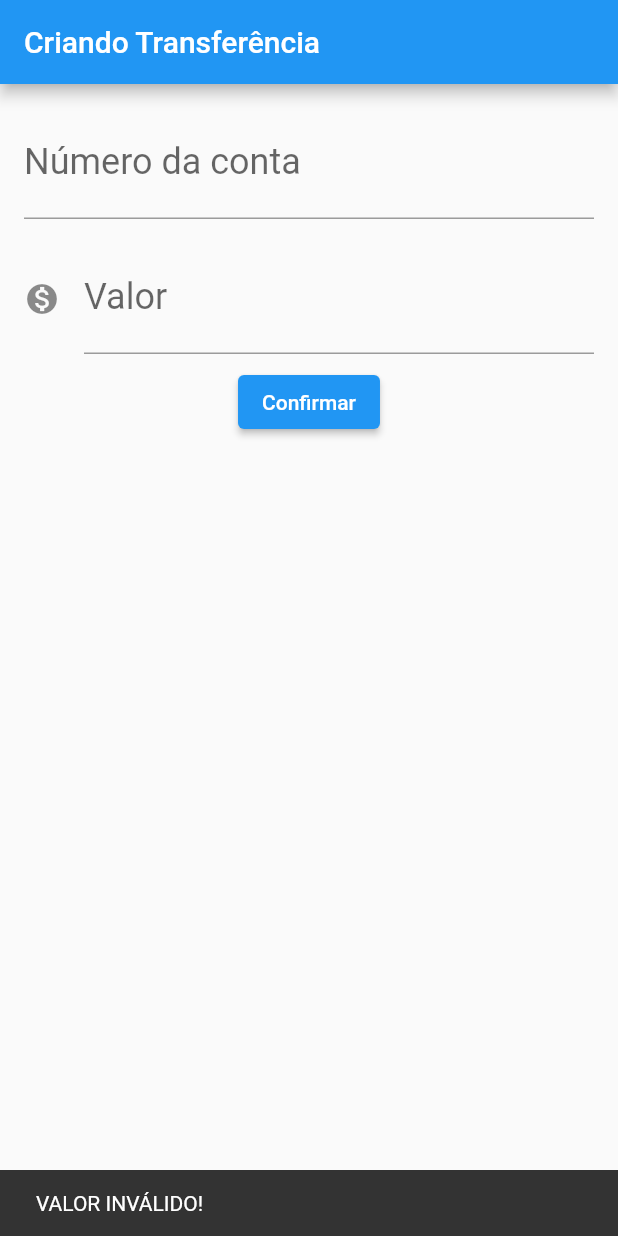
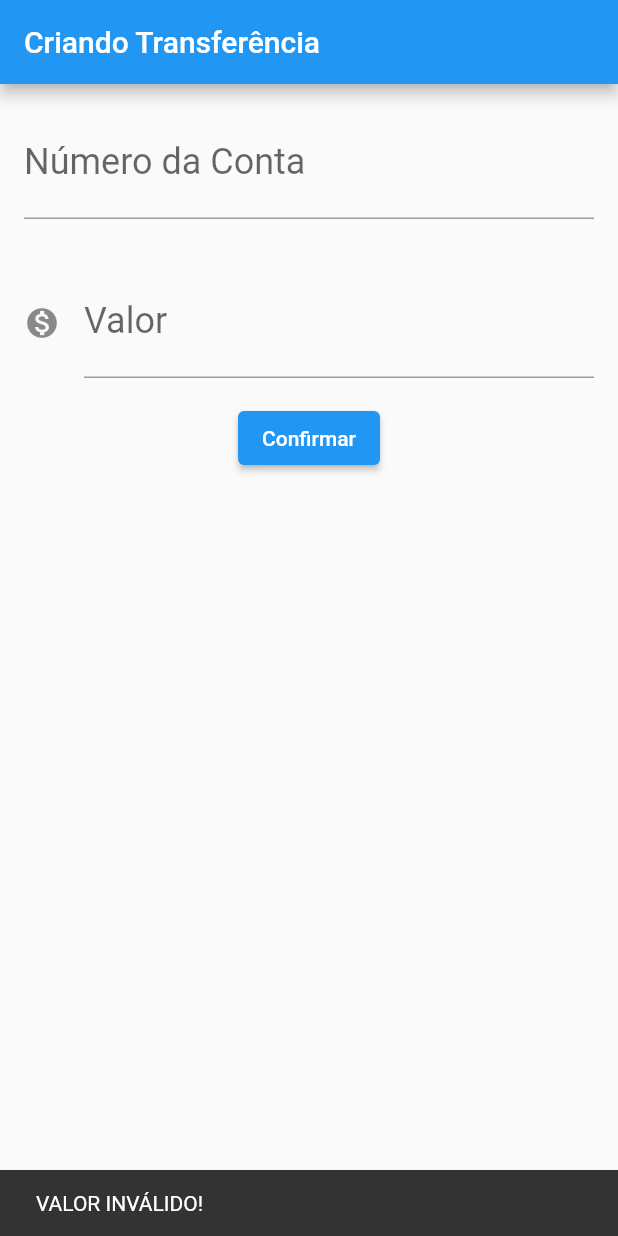
Before and after one commit to Joao-Gontijo/bytebank, a Flutter app: the screen it shows after launch, after a tap on "Confirmar", on a phone screen of 412 x 824 dp. Run offline on Flutter 3.47's test engine with Material 2 defaults, Android fonts, the phone set to English and light mode, and no system bars.

Commit message:
refactoring textfields into class and extracting button function into method

```diff
--- a/lib/main.dart
+++ b/lib/main.dart
@@ -25,42 +25,36 @@ class FormularioTransferencia extends StatelessWidget {
     return Scaffold(
       body: Column(
         children: [
-          Padding(
-            padding: const EdgeInsets.all(16.0),
-            child: TextField(
-              controller: _controladorCampoNumeroConta,
-              style: const TextStyle(
-                fontSize: 24,
+          Editor(
+            controlador: _controladorCampoNumeroConta,
+            dica: '0000',
+            rotulo: 'Número da Conta',
+            icone: null,
           ),
-              decoration: const InputDecoration(
-                labelText: 'Número da conta',
-                hintText: '0000',
-              ),
-              keyboardType: TextInputType.number,
-            ),
-          ),
-          Padding(
-            padding: const EdgeInsets.fromLTRB(16.0, 0.0, 16.0, 8.0),
-            child: TextField(
-              controller: _controladorCampoValor,
-              style: const TextStyle(
-                fontSize: 24,
-              ),
-              decoration: const InputDecoration(
-                icon: Icon(Icons.monetization_on),
-                labelText: 'Valor',
-                hintText: '0.00',
-              ),
-              keyboardType: TextInputType.number,
-            ),
+          Editor(
+            controlador: _controladorCampoValor,
+            dica: '0.00',
+            rotulo: 'Valor',
+            icone: Icons.monetization_on,
           ),
           ElevatedButton(
             onPressed: () {
-              final int? numeroConta =
-                  int.tryParse(_controladorCampoNumeroConta.text);
+              _criaTransferencia(context);
+            },
+            child: const Text('Confirmar'),
+          ),
+        ],
+      ),
+      appBar: AppBar(
+        title: const Text('Criando Transferência'),
+      ),
+    );
+  }
 
-              final double? valor =
-                  double.tryParse(_controladorCampoValor.text);
+  void _criaTransferencia(BuildContext context) {
+    final int? numeroConta = int.tryParse(_controladorCampoNumeroConta.text);
+
+    final double? valor = double.tryParse(_controladorCampoValor.text);
     if (numeroConta != null && valor != null) {
       final transferenciaCriada = Transferencia(valor, numeroConta);
       ScaffoldMessenger.of(context).showSnackBar(
@@ -75,13 +69,36 @@ class FormularioTransferencia extends StatelessWidget {
         ),
       );
     }
-            },
-            child: const Text('Confirmar'),
+  }
+}
+
+class Editor extends StatelessWidget {
+  final TextEditingController controlador;
+  final String rotulo;
+  final String dica;
+  final IconData? icone;
+
+  Editor(
+      {required this.controlador,
+      required this.rotulo,
+      required this.dica,
+      this.icone});
+
+  @override
+  Widget build(BuildContext context) {
+    return Padding(
+      padding: const EdgeInsets.all(16.0),
+      child: TextField(
+        controller: controlador,
+        style: const TextStyle(
+          fontSize: 24,
         ),
-        ],
+        decoration: InputDecoration(
+          icon: icone != null ? Icon(icone) : null,
+          labelText: rotulo,
+          hintText: dica,
         ),
-      appBar: AppBar(
-        title: const Text('Criando Transferência'),
+        keyboardType: TextInputType.number,
       ),
     );
   }
```
Lines whose indentation alone changed are shown as unchanged.
